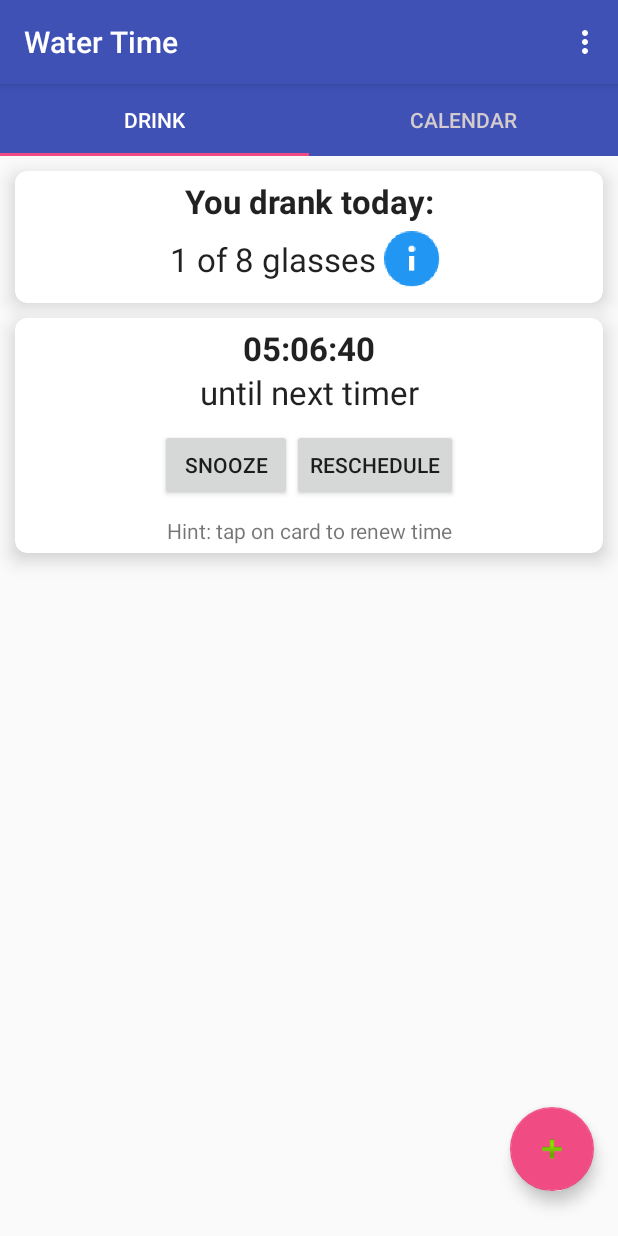
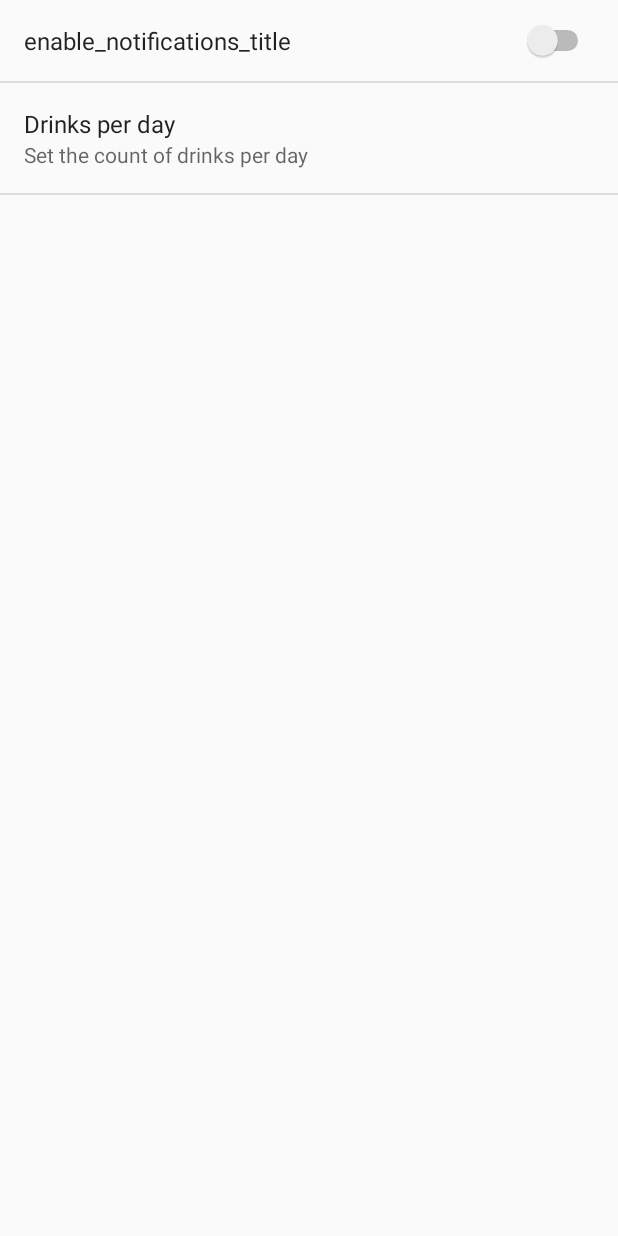
Before and after one commit to eligosoftware/watertime, an Android app: the screen it shows after launch (MainActivity before the commit, PrefActivity after it), in the options menu, after a tap on "Settings", on a phone screen of 412 x 824 dp. Run offline under Robolectric (Android 15) with nearby library versions, the phone set to English and light mode, and no system bars; 1 statement that could not run was skipped.

Commit message:
Stopped at preferences

```diff
--- a/app/build.gradle
+++ b/app/build.gradle
@@ -10,6 +10,7 @@ android {
         versionCode 1
         versionName "1.0"
         testInstrumentationRunner "android.support.test.runner.AndroidJUnitRunner"
+        vectorDrawables.useSupportLibrary = true
     }
     buildTypes {
         release {
@@ -27,7 +28,9 @@ dependencies {
     compile 'com.android.support:appcompat-v7:25.2.0'
     compile 'com.android.support.constraint:constraint-layout:1.0.2'
     compile 'com.android.support:design:25.2.0'
-    testCompile 'junit:junit:4.12'
     compile 'com.android.support:cardview-v7:25.2.0'
     compile 'com.android.support:recyclerview-v7:25.2.0'
+    compile 'com.android.support:support-v4:25.2.0'
+    compile 'com.android.support:support-vector-drawable:25.2.0'
+    testCompile 'junit:junit:4.12'
 }
--- a/app/src/main/java/com/example/ilgarrasulov/watertime/MainActivity.java
+++ b/app/src/main/java/com/example/ilgarrasulov/watertime/MainActivity.java
@@ -4,6 +4,7 @@ import android.Manifest;
 import android.content.ContentResolver;
 import android.content.ContentUris;
 import android.content.ContentValues;
+import android.content.Intent;
 import android.content.pm.PackageManager;
 import android.content.res.ColorStateList;
 import android.database.Cursor;
@@ -192,6 +193,7 @@ public class MainActivity extends AppCompatActivity {
 
         //noinspection SimplifiableIfStatement
         if (id == R.id.action_settings) {
+            startActivity(new Intent(getApplicationContext(),PrefActivity.class));
             return true;
         }
 
--- /dev/null
+++ b/app/src/main/java/com/example/ilgarrasulov/watertime/PrefActivity.java
@@ -0,0 +1,53 @@
+package com.example.ilgarrasulov.watertime;
+
+import android.content.SharedPreferences;
+import android.os.Bundle;
+import android.preference.Preference;
+import android.preference.PreferenceActivity;
+import android.app.FragmentManager;
+import android.preference.PreferenceFragment;
+import android.support.annotation.Nullable;
+
+/**
+ * Created by mragl on 22.05.2017.
+ */
+
+public class PrefActivity extends PreferenceActivity {
+    PrefFragment mPrefFragment;
+    @Override
+    protected void onCreate(@Nullable Bundle savedInstanceState) {
+        super.onCreate(savedInstanceState);
+
+        FragmentManager fm=getFragmentManager();
+        mPrefFragment= new PrefFragment();
+        SharedPreferences sharedPreferences=getSharedPreferences("drinks_per_day",MODE_PRIVATE);
+        mPrefFragment.setUpSummary( sharedPreferences.getString("drinks_per_day",""));
+
+        fm.beginTransaction()
+                .replace(android.R.id.content,mPrefFragment)
+                .commit();
+
+    }
+//    SharedPreferences.OnSharedPreferenceChangeListener mOnSharedPreferenceChangeListener =new SharedPreferences.OnSharedPreferenceChangeListener() {
+//        @Override
+//        public void onSharedPreferenceChanged(SharedPreferences sharedPreferences, String s) {
+//            if (sharedPreferences==getSharedPreferences("drinks_per_day",MODE_PRIVATE)){
+//                mPrefFragment.setUpSummary(s);
+//            }
+//        }
+//    }
+
+
+    public static class PrefFragment extends PreferenceFragment {
+        @Override
+        public void onCreate(@Nullable Bundle savedInstanceState) {
+            super.onCreate(savedInstanceState);
+            addPreferencesFromResource(R.xml.preferences);
+
+        }
+        public void setUpSummary(String value){
+            Preference preference= findPreference("drinks_per_day");
+            preference.setSummary(" . Current = "+value);
+        }
+    }
+}
--- a/app/src/main/res/values/strings.xml
+++ b/app/src/main/res/values/strings.xml
@@ -25,4 +25,10 @@
     <string name="max_streak">Max streak</string>
     <string name="current_streak">Current streak</string>
     <string name="month_streak">Month Streak</string>
+
+    <string name="enable_notifications_title">Enable notifications</string>
+    <string name="drinks_per_day_title">Drinks per day</string>
+    <string name="drinks_per_day_description">Set the count of drinks per day</string>
+
+
 </resources>
--- /dev/null
+++ b/app/src/main/res/xml/preferences.xml
@@ -0,0 +1,12 @@
+<?xml version="1.0" encoding="utf-8"?>
+<PreferenceScreen xmlns:android="http://schemas.android.com/apk/res/android">
+    <SwitchPreference
+        android:key="enable_notifications"
+        android:title="enable_notifications_title"
+        />
+    <EditTextPreference
+        android:key="drinks_per_day"
+        android:title="@string/drinks_per_day_title"
+        android:summary="@string/drinks_per_day_description"
+        android:inputType="number"/>
+</PreferenceScreen>
```
Also changed, not shown: app/src/main/AndroidManifest.xml (+9 -8 lines), app/src/main/res/drawable/ic_info_black_24dp.xml (added, +9 -0 lines), app/src/main/res/drawable/ic_notifications_black_24dp.xml (added, +9 -0 lines), app/src/main/res/drawable/ic_sync_black_24dp.xml (added, +9 -0 lines).
